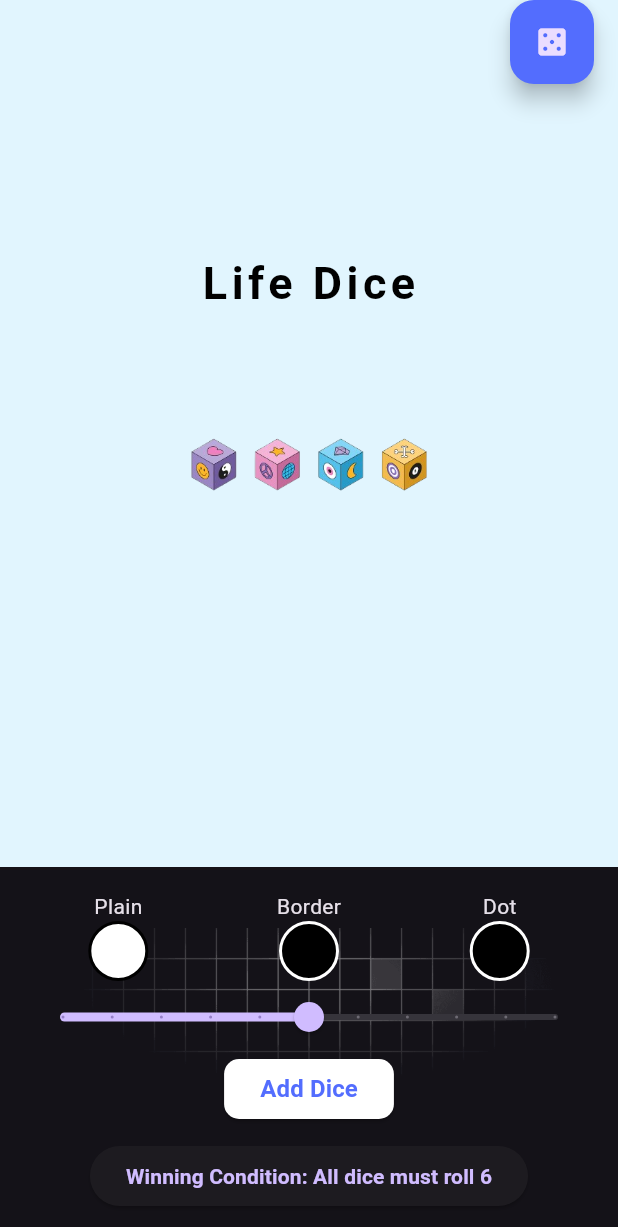
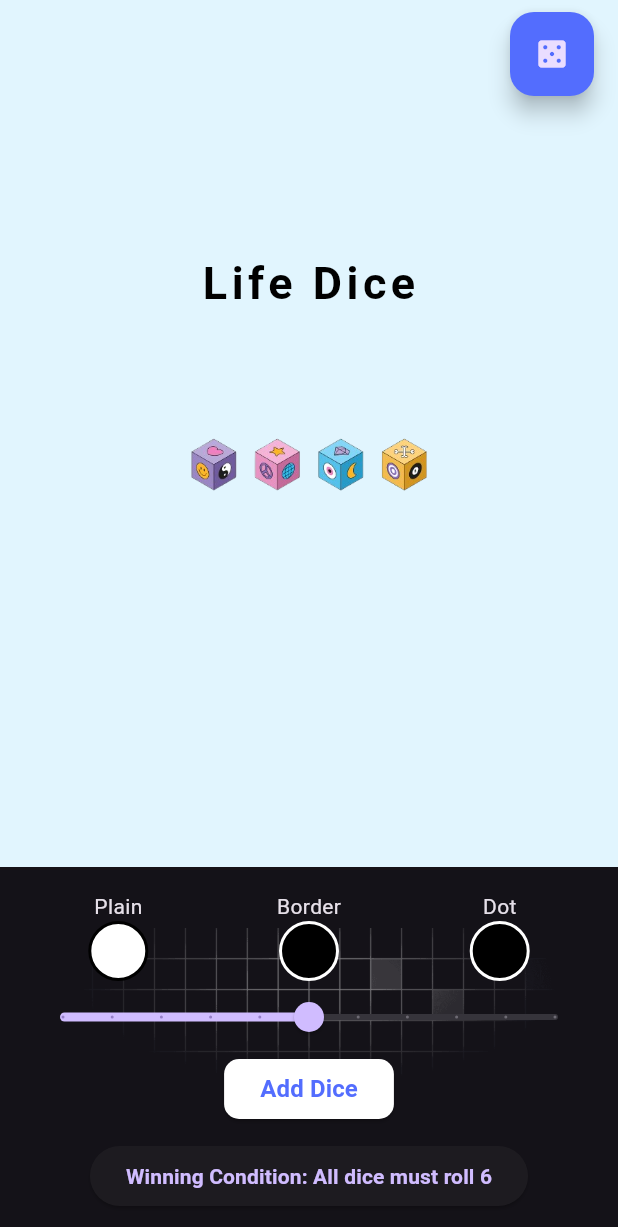
Before and after one commit to IvanGael/dice_game, a Flutter app: the screen it shows after launch, on a phone screen of 412 x 824 dp. Shown: the top 1227 px of the screen. Run offline on Flutter 3.47's test engine with Material 3 defaults, Android fonts, the phone set to English and light mode, and no system bars; our stand-ins replace audioplayers, bloc, device_preview, emoji_picker_flutter, equatable, flutter_bloc and 3 more.

Commit message:
some changes

```diff
--- a/lib/dice_game_board.dart
+++ b/lib/dice_game_board.dart
@@ -92,10 +92,13 @@ class _DiceGameBoardState extends State<DiceGameBoard> {
                             ],
                   ),
       floatingActionButtonLocation: FloatingActionButtonLocation.endTop,
-      floatingActionButton: FloatingActionButton(
+      floatingActionButton: Padding(
+        padding: const EdgeInsets.only(top: 8.0),
+        child: FloatingActionButton(
           backgroundColor: AppConstants.secondarycolor,
           onPressed: _playGame,
           child: const Icon(Icons.casino),
+        ),
       ),
     );
           } else if (state is DiceConfigError) {
--- a/lib/main.dart
+++ b/lib/main.dart
@@ -1,8 +1,10 @@
 // ignore_for_file: deprecated_member_use
 
+import 'package:dice_game/constants.dart';
 import 'package:flutter/material.dart';
 
 import 'package:device_preview/device_preview.dart';
+import 'package:flutter/services.dart';
 import 'package:flutter_bloc/flutter_bloc.dart';
 
 import 'cube_home.dart';
@@ -23,6 +25,14 @@ class MyApp extends StatelessWidget {
 
   @override
   Widget build(BuildContext context) {
+    // Change status bar color
+    SystemChrome.setSystemUIOverlayStyle(
+      SystemUiOverlayStyle(
+        statusBarColor: AppConstants.black, // status bar color
+        statusBarIconBrightness: Brightness.light, // Icon color (white or black)
+      )
+    );
+
     // return MaterialApp(
     //   title: 'Dice Game',
     //   useInheritedMediaQuery: true,
```
Lines whose indentation alone changed are shown as unchanged.
